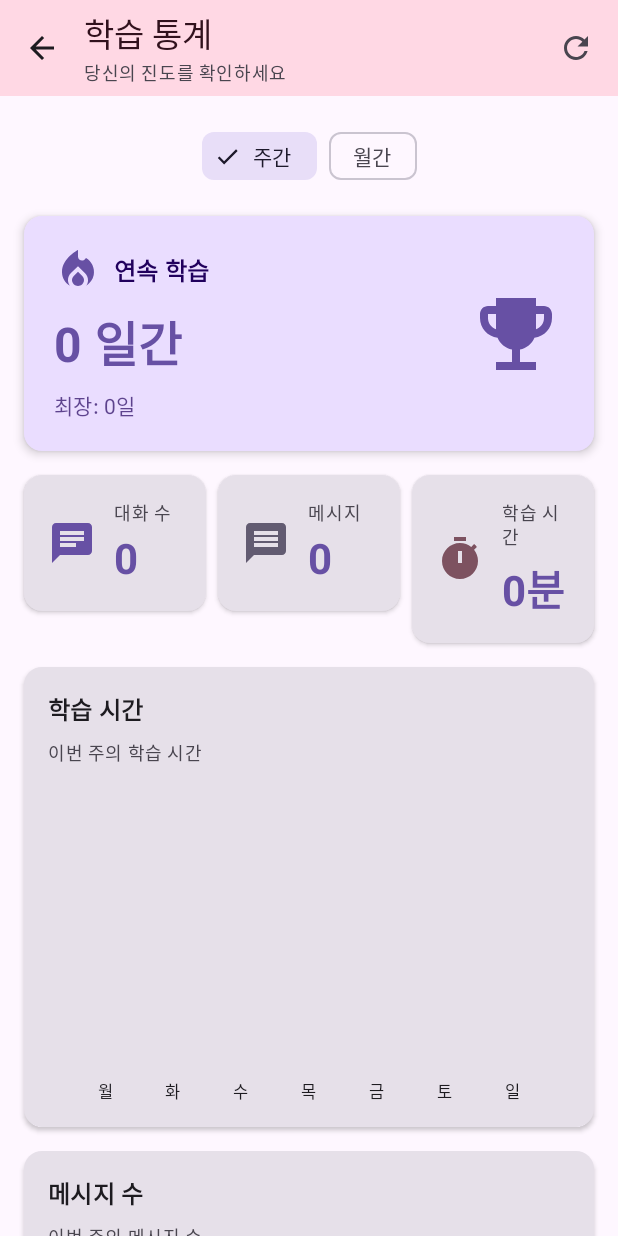
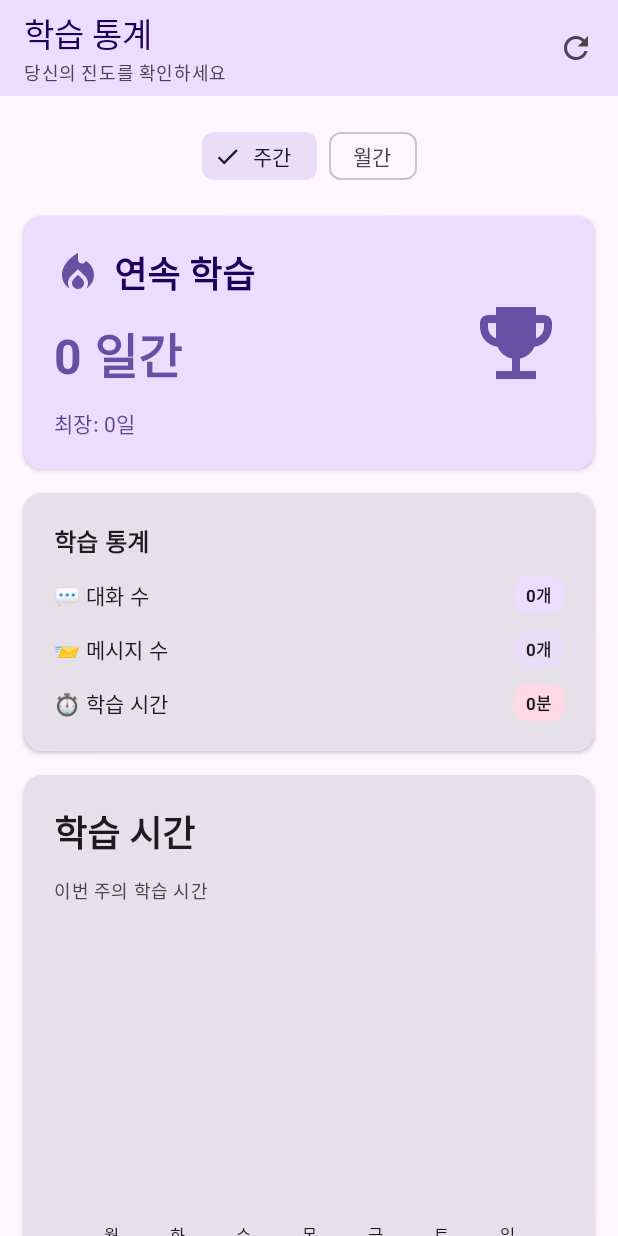
Before and after one commit to beginner0107/nihongo, an Android app built with Jetpack Compose: the StatsScreen screen opened through its navigation route, on a phone screen of 412 x 824 dp. Run offline under Robolectric (Android 15) with nearby library versions, the light colour scheme and no system bars; our stand-ins replace Dagger/Hilt's generated code, Room's generated code.

Commit message:
Unify design system across screens (Phase 12)
Introduces AppDesignSystem for consistent colors and spacing, and adds StandardCard, ColoredChip, and DifficultyBadge components. Refactors ScenarioListScreen, StatsScreen, and ProfileScreen to use unified card, color, and typography styles for improved design consistency. Updates HomeScreen and navigation to support settings action. Deprecates legacy stat/card components in favor of new standardized ones.

```diff
--- /dev/null
+++ b/app/src/main/java/com/nihongo/conversation/core/theme/AppDesignSystem.kt
@@ -0,0 +1,58 @@
+package com.nihongo.conversation.core.theme
+
+import androidx.compose.material3.MaterialTheme
+import androidx.compose.runtime.Composable
+import androidx.compose.ui.graphics.Color
+import androidx.compose.ui.unit.Dp
+import androidx.compose.ui.unit.dp
+
+/**
+ * 앱 전체 디자인 시스템 정의
+ * Phase 12: 디자인 통일성 개선을 위한 공통 색상 및 간격 규칙
+ */
+object AppDesignSystem {
+
+    /**
+     * 색상 팔레트
+     */
+    object Colors {
+        // Primary actions & highlights
+        @Composable
+        fun primaryChip() = MaterialTheme.colorScheme.primaryContainer
+
+        @Composable
+        fun secondaryChip() = MaterialTheme.colorScheme.secondaryContainer
+
+        @Composable
+        fun tertiaryChip() = MaterialTheme.colorScheme.tertiaryContainer
+
+        // Difficulty levels (통일!)
+        @Composable
+        fun difficultyBeginner() = MaterialTheme.colorScheme.primaryContainer  // 초급: 파랑
+
+        @Composable
+        fun difficultyIntermediate() = MaterialTheme.colorScheme.tertiaryContainer  // 중급: 보라
+
+        @Composable
+        fun difficultyAdvanced() = MaterialTheme.colorScheme.errorContainer  // 고급: 빨강
+
+        // Status colors
+        val success = Color(0xFF4CAF50)      // 완료/달성
+        val warning = Color(0xFFFFB300)      // 진행 중
+        val gold = Color(0xFFFFD700)         // 보상/포인트
+
+        // Backgrounds
+        @Composable
+        fun surfaceVariant() = MaterialTheme.colorScheme.surfaceVariant
+    }
+
+    /**
+     * Spacing 시스템
+     */
+    object Spacing {
+        val cardHorizontalPadding: Dp = 16.dp
+        val cardInnerPadding: Dp = 20.dp
+        val elementSpacing: Dp = 12.dp
+        val sectionSpacing: Dp = 16.dp
+    }
+}
--- /dev/null
+++ b/app/src/main/java/com/nihongo/conversation/presentation/components/ColoredChip.kt
@@ -0,0 +1,37 @@
+package com.nihongo.conversation.presentation.components
+
+import androidx.compose.foundation.layout.padding
+import androidx.compose.material3.MaterialTheme
+import androidx.compose.material3.Surface
+import androidx.compose.material3.Text
+import androidx.compose.runtime.Composable
+import androidx.compose.ui.Modifier
+import androidx.compose.ui.graphics.Color
+import androidx.compose.ui.text.font.FontWeight
+import androidx.compose.ui.unit.dp
+
+/**
+ * 색상이 지정된 칩 컴포넌트
+ * Phase 12: 통계, 상태 표시 등에 사용
+ */
+@Composable
+fun ColoredChip(
+    text: String,
+    color: Color,
+    modifier: Modifier = Modifier,
+    textColor: Color = MaterialTheme.colorScheme.onSurface
+) {
+    Surface(
+        modifier = modifier,
+        shape = MaterialTheme.shapes.small,
+        color = color
+    ) {
+        Text(
+            text = text,
+            modifier = Modifier.padding(horizontal = 8.dp, vertical = 4.dp),
+            style = MaterialTheme.typography.labelSmall,
+            fontWeight = FontWeight.Bold,
+            color = textColor
+        )
+    }
+}
--- /dev/null
+++ b/app/src/main/java/com/nihongo/conversation/presentation/components/StandardCard.kt
@@ -0,0 +1,42 @@
+package com.nihongo.conversation.presentation.components
+
+import androidx.compose.foundation.layout.Arrangement
+import androidx.compose.foundation.layout.Column
+import androidx.compose.foundation.layout.ColumnScope
+import androidx.compose.foundation.layout.fillMaxWidth
+import androidx.compose.foundation.layout.padding
+import androidx.compose.material3.Card
+import androidx.compose.material3.CardDefaults
+import androidx.compose.runtime.Composable
+import androidx.compose.ui.Modifier
+import com.nihongo.conversation.core.theme.AppDesignSystem
+
+/**
+ * 표준 카드 컴포넌트
+ * Phase 12: 모든 화면에서 일관된 Card 스타일 사용
+ *
+ * - Elevation: 2.dp
+ * - Horizontal Padding: 16.dp
+ * - Inner Padding: 20.dp
+ * - Element Spacing: 12.dp
+ */
+@Composable
+fun StandardCard(
+    modifier: Modifier = Modifier,
+    content: @Composable ColumnScope.() -> Unit
+) {
+    Card(
+        modifier = modifier
+            .fillMaxWidth()
+            .padding(horizontal = AppDesignSystem.Spacing.cardHorizontalPadding),
+        elevation = CardDefaults.cardElevation(defaultElevation = AppDesignSystem.Spacing.cardHorizontalPadding / 8)  // 2.dp
+    ) {
+        Column(
+            modifier = Modifier
+                .fillMaxWidth()
+                .padding(AppDesignSystem.Spacing.cardInnerPadding),
+            verticalArrangement = Arrangement.spacedBy(AppDesignSystem.Spacing.elementSpacing),
+            content = content
+        )
+    }
+}
--- a/app/src/main/java/com/nihongo/conversation/presentation/home/HomeScreen.kt
+++ b/app/src/main/java/com/nihongo/conversation/presentation/home/HomeScreen.kt
@@ -29,6 +29,7 @@ import com.nihongo.conversation.presentation.quest.QuestViewModel
 @Composable
 fun HomeScreen(
     onScenarioSelected: (Long) -> Unit,
+    onSettingsClick: () -> Unit = {},  // Phase 12: 설정 버튼 추가
     viewModel: HomeViewModel = hiltViewModel(),
     questViewModel: QuestViewModel = hiltViewModel()
 ) {
@@ -48,6 +49,15 @@ fun HomeScreen(
                             text = "빠른 학습 시작",
                             style = MaterialTheme.typography.bodySmall,
                             color = MaterialTheme.colorScheme.onSurfaceVariant
+                        )
+                    }
+                },
+                actions = {
+                    // Phase 12: 설정 버튼 추가
+                    IconButton(onClick = onSettingsClick) {
+                        Icon(
+                            imageVector = Icons.Default.Settings,
+                            contentDescription = "설정"
                         )
                     }
                 }
--- a/app/src/main/java/com/nihongo/conversation/presentation/navigation/MainScreen.kt
+++ b/app/src/main/java/com/nihongo/conversation/presentation/navigation/MainScreen.kt
@@ -92,7 +92,8 @@ fun MainScreen(
         ) {
             composable(BottomNavItem.Home.route) {
                 HomeScreen(
-                    onScenarioSelected = onScenarioSelected
+                    onScenarioSelected = onScenarioSelected,
+                    onSettingsClick = onSettingsClick  // Phase 12: 설정 버튼 추가
                 )
             }
 
--- a/app/src/main/java/com/nihongo/conversation/presentation/stats/StatsScreen.kt
+++ b/app/src/main/java/com/nihongo/conversation/presentation/stats/StatsScreen.kt
@@ -16,7 +16,10 @@ import androidx.compose.ui.graphics.Color
 import androidx.compose.ui.text.font.FontWeight
 import androidx.compose.ui.unit.dp
 import androidx.hilt.navigation.compose.hiltViewModel
+import com.nihongo.conversation.core.theme.AppDesignSystem
 import com.nihongo.conversation.data.repository.ScenarioProgress
+import com.nihongo.conversation.presentation.components.ColoredChip
+import com.nihongo.conversation.presentation.components.StandardCard
 import java.text.SimpleDateFormat
 import java.util.*
 
@@ -44,14 +47,6 @@ fun StatsScreen(
                         )
                     }
                 },
-                navigationIcon = {
-                    IconButton(onClick = onBackClick) {
-                        Icon(
-                            imageVector = Icons.AutoMirrored.Filled.ArrowBack,
-                            contentDescription = "뒤로"
-                        )
-                    }
-                },
                 actions = {
                     IconButton(onClick = { viewModel.refresh() }) {
                         Icon(
@@ -61,8 +56,8 @@ fun StatsScreen(
                     }
                 },
                 colors = TopAppBarDefaults.topAppBarColors(
-                    containerColor = MaterialTheme.colorScheme.tertiaryContainer,
-                    titleContentColor = MaterialTheme.colorScheme.onTertiaryContainer
+                    containerColor = MaterialTheme.colorScheme.primaryContainer,  // Phase 12: tertiaryContainer → primaryContainer (통일성)
+                    titleContentColor = MaterialTheme.colorScheme.onPrimaryContainer
                 )
             )
         }
@@ -105,8 +100,11 @@ fun StatsScreen(
                 modifier = Modifier
                     .fillMaxSize()
                     .padding(padding),
-                contentPadding = PaddingValues(16.dp),
-                verticalArrangement = Arrangement.spacedBy(16.dp)
+                contentPadding = PaddingValues(
+                    horizontal = 0.dp,  // StandardCard가 자체 horizontal padding 가짐
+                    vertical = AppDesignSystem.Spacing.sectionSpacing
+                ),
+                verticalArrangement = Arrangement.spacedBy(AppDesignSystem.Spacing.sectionSpacing)
             ) {
                 // Time Period Toggle
                 item {
@@ -218,22 +216,23 @@ fun StreakCard(
     streak: com.nihongo.conversation.data.repository.StudyStreak,
     modifier: Modifier = Modifier
 ) {
+    // Phase 12: StandardCard로 통일 (색상은 유지)
     Card(
-        modifier = modifier.fillMaxWidth(),
+        modifier = modifier.fillMaxWidth().padding(horizontal = AppDesignSystem.Spacing.cardHorizontalPadding),
         colors = CardDefaults.cardColors(
             containerColor = MaterialTheme.colorScheme.primaryContainer
         ),
-        elevation = CardDefaults.cardElevation(defaultElevation = 4.dp)
+        elevation = CardDefaults.cardElevation(defaultElevation = 2.dp)
     ) {
         Row(
             modifier = Modifier
                 .fillMaxWidth()
-                .padding(20.dp),
+                .padding(AppDesignSystem.Spacing.cardInnerPadding),
             horizontalArrangement = Arrangement.SpaceBetween,
             verticalAlignment = Alignment.CenterVertically
         ) {
             Column(
-                verticalArrangement = Arrangement.spacedBy(8.dp)
+                verticalArrangement = Arrangement.spacedBy(AppDesignSystem.Spacing.elementSpacing)
             ) {
                 Row(
                     verticalAlignment = Alignment.CenterVertically,
@@ -247,7 +246,7 @@ fun StreakCard(
                     )
                     Text(
                         text = "연속 학습",
-                        style = MaterialTheme.typography.titleMedium,
+                        style = MaterialTheme.typography.headlineSmall,  // Phase 12: titleMedium → headlineSmall
                         fontWeight = FontWeight.Bold
                     )
                 }
@@ -274,6 +273,35 @@ fun StreakCard(
     }
 }
 
+/**
+ * Phase 12: Color-coded chips를 사용하는 통계 항목 Row
+ */
+@Composable
+private fun StatItemRow(
+    label: String,
+    value: String,
+    chipColor: Color,
+    valueColor: Color = MaterialTheme.colorScheme.onSurface,
+    modifier: Modifier = Modifier
+) {
+    Row(
+        modifier = modifier.fillMaxWidth(),
+        horizontalArrangement = Arrangement.SpaceBetween,
+        verticalAlignment = Alignment.CenterVertically
+    ) {
+        Text(
+            text = label,
+            style = MaterialTheme.typography.bodyMedium
+        )
+
+        ColoredChip(
+            text = value,
+            color = chipColor,
+            textColor = valueColor
+        )
+    }
+}
+
 @Composable
 fun SummaryStatsRow(
     conversations: Int,
@@ -281,50 +309,30 @@ fun SummaryStatsRow(
     minutes: Int,
     modifier: Modifier = Modifier
 ) {
-    Row(
-        modifier = modifier.fillMaxWidth(),
-        horizontalArrangement = Arrangement.spacedBy(8.dp)
-    ) {
-        StatCard(
-            title = "대화 수",
-            value = conversations.toString(),
-            icon = {
-                Icon(
-                    imageVector = Icons.Default.Chat,
-                    contentDescription = null,
-                    tint = MaterialTheme.colorScheme.primary,
-                    modifier = Modifier.size(32.dp)
-                )
-            },
-            modifier = Modifier.weight(1f)
+    // Phase 12: StandardCard 사용 및 color-coded chips로 표시
+    StandardCard(modifier = modifier) {
+        Text(
+            text = "학습 통계",
+            style = MaterialTheme.typography.titleMedium,
+            fontWeight = FontWeight.Bold
         )
 
-        StatCard(
-            title = "메시지",
-            value = messages.toString(),
-            icon = {
-                Icon(
-                    imageVector = Icons.Default.Message,
-                    contentDescription = null,
-                    tint = MaterialTheme.colorScheme.secondary,
-                    modifier = Modifier.size(32.dp)
-                )
-            },
-            modifier = Modifier.weight(1f)
+        StatItemRow(
+            label = "💬 대화 수",
+            value = "${conversations}개",
+            chipColor = AppDesignSystem.Colors.primaryChip()
         )
 
-        StatCard(
-            title = "학습 시간",
+        StatItemRow(
+            label = "📨 메시지 수",
+            value = "${messages}개",
+            chipColor = AppDesignSystem.Colors.secondaryChip()
+        )
+
+        StatItemRow(
+            label = "⏱️ 학습 시간",
             value = "${minutes}분",
-            icon = {
-                Icon(
-                    imageVector = Icons.Default.Timer,
-                    contentDescription = null,
-                    tint = MaterialTheme.colorScheme.tertiary,
-                    modifier = Modifier.size(32.dp)
-                )
-            },
-            modifier = Modifier.weight(1f)
+            chipColor = AppDesignSystem.Colors.tertiaryChip()
         )
     }
 }
@@ -336,19 +344,11 @@ fun ChartCard(
     modifier: Modifier = Modifier,
     content: @Composable () -> Unit
 ) {
-    Card(
-        modifier = modifier.fillMaxWidth(),
-        elevation = CardDefaults.cardElevation(defaultElevation = 2.dp)
-    ) {
-        Column(
-            modifier = Modifier
-                .fillMaxWidth()
-                .padding(16.dp),
-            verticalArrangement = Arrangement.spacedBy(8.dp)
-        ) {
+    // Phase 12: StandardCard 사용
+    StandardCard(modifier = modifier) {
         Text(
             text = title,
-                style = MaterialTheme.typography.titleMedium,
+            style = MaterialTheme.typography.headlineSmall,  // Phase 12: titleMedium → headlineSmall
             fontWeight = FontWeight.Bold
         )
         Text(
@@ -357,7 +357,6 @@ fun ChartCard(
             color = MaterialTheme.colorScheme.onSurfaceVariant
         )
         content()
-        }
     }
 }
 
@@ -375,19 +374,11 @@ fun ScenarioProgressCard(
         Color(0xFFFFA726) // Orange
     )
 
-    Card(
-        modifier = modifier.fillMaxWidth(),
-        elevation = CardDefaults.cardElevation(defaultElevation = 2.dp)
-    ) {
-        Column(
-            modifier = Modifier
-                .fillMaxWidth()
-                .padding(16.dp),
-            verticalArrangement = Arrangement.spacedBy(16.dp)
-        ) {
+    // Phase 12: StandardCard 사용
+    StandardCard(modifier = modifier) {
         Text(
             text = "시나리오별 진행도",
-                style = MaterialTheme.typography.titleMedium,
+            style = MaterialTheme.typography.headlineSmall,  // Phase 12: titleMedium → headlineSmall
             fontWeight = FontWeight.Bold
         )
 
@@ -409,7 +400,6 @@ fun ScenarioProgressCard(
                 },
                 modifier = Modifier.weight(1f)
             )
-            }
         }
     }
 }
```
Also changed, not shown: app/src/main/java/com/nihongo/conversation/presentation/components/DifficultyBadge.kt (added, +48 -0 lines), app/src/main/java/com/nihongo/conversation/presentation/profile/ProfileScreen.kt (+11 -22 lines), app/src/main/java/com/nihongo/conversation/presentation/scenario/ScenarioListScreen.kt (+23 -95 lines), app/src/main/java/com/nihongo/conversation/presentation/stats/Charts.kt (+8 -0 lines), 1 other file. Lines whose indentation alone changed are shown as unchanged.
